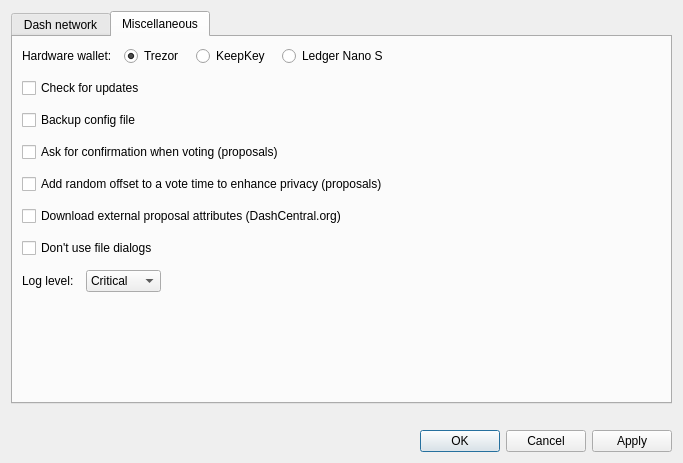
Before: the Qt Designer form src/ui/ui_config_dlg.ui in Bertrand256/dash-masternode-tool, drawn with Qt 5.
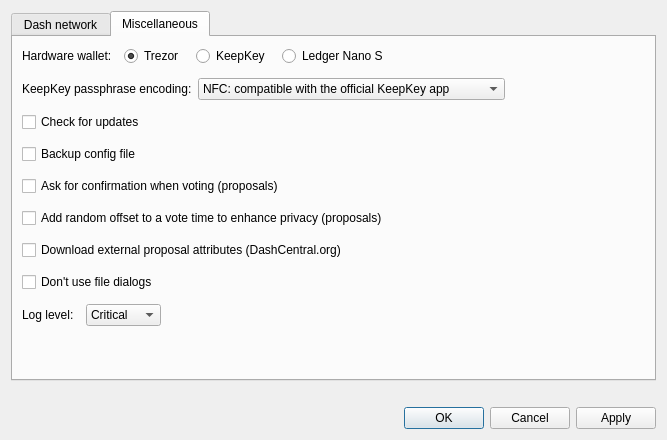
After: the same form once the commit is applied. The open tabs and pages were chosen to show the change.

Commit message: Configuration parameter related to BIP-39 passphrase UTF-8 encoding for KeepKey devices.

What changed in the file:
```diff
--- a/src/ui/ui_config_dlg.ui
+++ b/src/ui/ui_config_dlg.ui
@@ -9,8 +9,8 @@
    <rect>
     <x>0</x>
     <y>0</y>
-    <width>683</width>
-    <height>463</height>
+    <width>667</width>
+    <height>440</height>
    </rect>
   </property>
   <property name="windowTitle">
@@ -347,6 +347,67 @@
          </item>
         </layout>
        </item>
+       <item>
+        <widget class="QWidget" name="wdgKeepkeyPassEncoding" native="true">
+         <layout class="QHBoxLayout" name="horizontalLayout_2">
+          <property name="leftMargin">
+           <number>0</number>
+          </property>
+          <property name="topMargin">
+           <number>0</number>
+          </property>
+          <property name="rightMargin">
+           <number>0</number>
+          </property>
+          <property name="bottomMargin">
+           <number>0</number>
+          </property>
+          <item>
+           <widget class="QLabel" name="lblKeepkeyPassEncoding">
+            <property name="text">
+             <string>KeepKey passphrase encoding:</string>
+            </property>
+            <property name="openExternalLinks">
+             <bool>true</bool>
+            </property>
+           </widget>
+          </item>
+          <item>
+           <widget class="QComboBox" name="cboKeepkeyPassEncoding">
+            <property name="sizePolicy">
+             <sizepolicy hsizetype="Preferred" vsizetype="Fixed">
+              <horstretch>0</horstretch>
+              <verstretch>0</verstretch>
+             </sizepolicy>
+            </property>
+            <item>
+             <property name="text">
+              <string>NFC: compatible with the official KeepKey app</string>
+             </property>
+            </item>
+            <item>
+             <property name="text">
+              <string>NFKD: compatible with BIP-39 standard and Trezor</string>
+             </property>
+            </item>
+           </widget>
+          </item>
+          <item>
+           <spacer name="horizontalSpacer_4">
+            <property name="orientation">
+             <enum>Qt::Horizontal</enum>
+            </property>
+            <property name="sizeHint" stdset="0">
+             <size>
+              <width>40</width>
+              <height>20</height>
+             </size>
+            </property>
+           </spacer>
+          </item>
+         </layout>
+        </widget>
+       </item>
        <item>
         <widget class="QCheckBox" name="chbCheckForUpdates">
          <property name="text">
```
Left out of the diff: 2 changed lines with no effect on the pictures. The commit also changes 7 other files.
